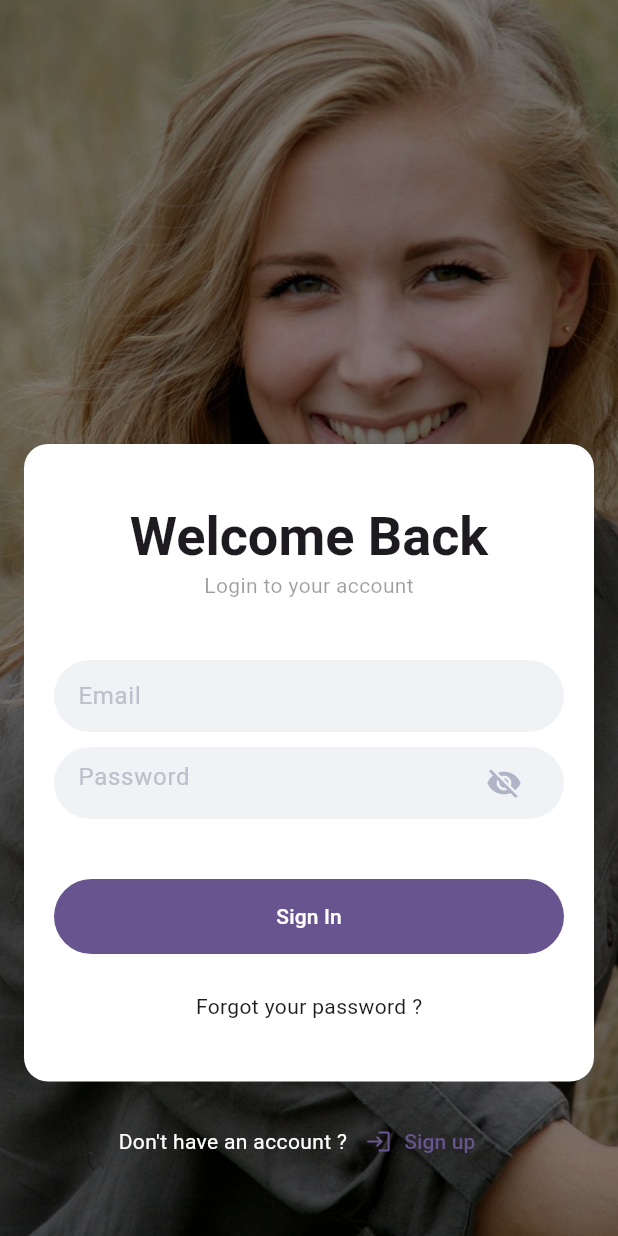
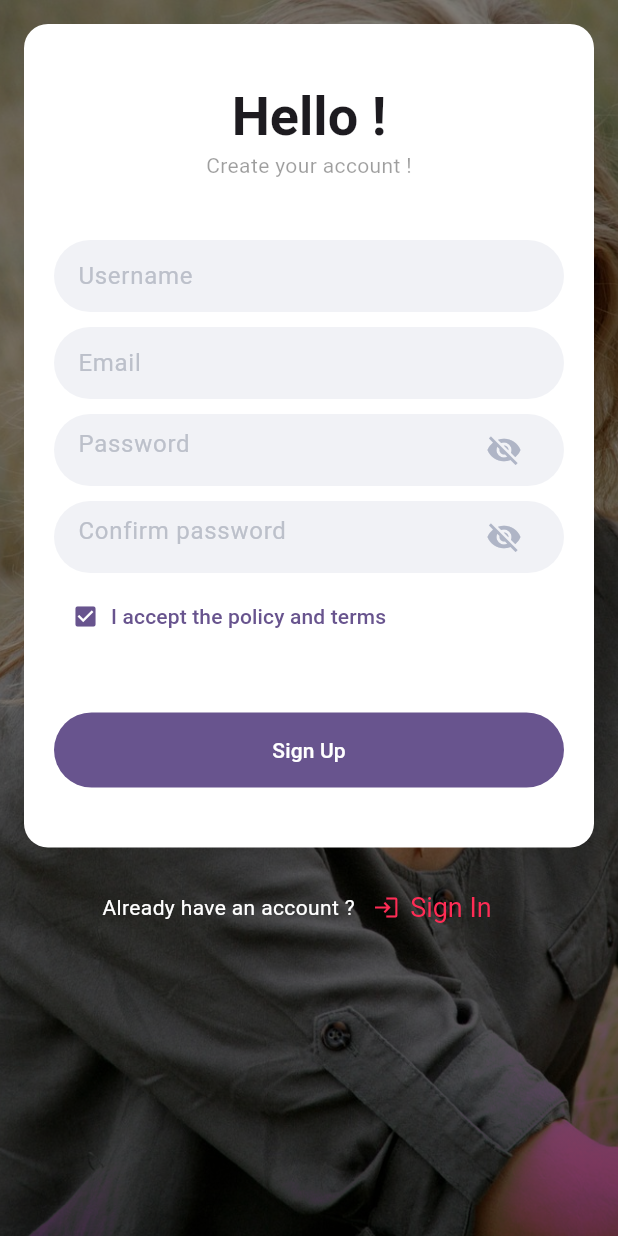
Before and after one commit to Jeremi-Koloma/my_social_media, a Flutter app: the screen it shows after launch, on a phone screen of 412 x 824 dp. Run offline on Flutter 3.47's test engine with Material 2 defaults, Android fonts, the phone set to English and light mode, and no system bars; our stand-ins replace get.

Commit message:
Register UI OKAY but no validate

```diff
--- a/lib/background_image.dart
+++ b/lib/background_image.dart
@@ -5,12 +5,20 @@ class BackgroundImage extends StatelessWidget {
 
   @override
   Widget build(BuildContext context) {
-    return Container(
-      decoration: const BoxDecoration(
-        image: DecorationImage(
-          image: AssetImage("assets/images/smile_bg.jpg"),
-          fit: BoxFit.cover,
-          colorFilter: ColorFilter.mode(Colors.black45, BlendMode.darken),
+    return ShaderMask(
+      shaderCallback: (bounds) => const LinearGradient(
+              colors: [Color(0xffFF2C55), Color(0xff8E9198)],
+              begin: Alignment.bottomCenter,
+              end: Alignment.center)
+          .createShader(bounds),
+      blendMode: BlendMode.darken,
+      child: Container(
+        decoration: const BoxDecoration(
+          image: DecorationImage(
+            image: AssetImage("assets/images/smile_bg.jpg"),
+            fit: BoxFit.cover,
+            colorFilter: ColorFilter.mode(Colors.black45, BlendMode.darken),
+          ),
         ),
       ),
     );
--- a/lib/login/login_page.dart
+++ b/lib/login/login_page.dart
@@ -2,6 +2,7 @@ import 'package:flutter/material.dart';
 import 'package:get/get.dart';
 import 'package:my_social_media/background_image.dart';
 import 'package:my_social_media/login/login_controller.dart';
+import 'package:my_social_media/register/register_page.dart';
 
 class LoginPage extends StatelessWidget {
   const LoginPage({super.key});
@@ -41,9 +42,8 @@ class LoginPage extends StatelessWidget {
                         children: [
                           Text(
                             "Welcome Back",
-                            style: textTheme.displaySmall!.copyWith(
-                                //color: Colors.deepPurple,
-                                fontWeight: FontWeight.bold),
+                            style: textTheme.displaySmall!
+                                .copyWith(fontWeight: FontWeight.bold),
                           ),
                           const Text(
                             "Login to your account",
@@ -137,9 +137,15 @@ class LoginPage extends StatelessWidget {
                           ),
                         ),
                         TextButton.icon(
-                          onPressed: () {},
+                          onPressed: () {
+                            Get.off(() => const RegisterPage());
+                          },
                           icon: const Icon(Icons.login),
-                          label: const Text("Sign up"),
+                          label: const Text("Sign Up"),
+                          style: TextButton.styleFrom(
+                            foregroundColor: const Color(0xffFF2C55),
+                            textStyle: const TextStyle(fontSize: 18.0),
+                          ),
                         ),
                       ],
                     ),
--- a/lib/main.dart
+++ b/lib/main.dart
@@ -1,5 +1,7 @@
 import 'package:flutter/material.dart';
+import 'package:get/route_manager.dart';
 import 'package:my_social_media/login/login_page.dart';
+import 'package:my_social_media/register/register_page.dart';
 
 void main() {
   runApp(const MyApp());
@@ -11,7 +13,7 @@ class MyApp extends StatelessWidget {
   // This widget is the root of your application.
   @override
   Widget build(BuildContext context) {
-    return MaterialApp(
+    return GetMaterialApp(
       title: 'Flutter Demo',
       debugShowCheckedModeBanner: false,
       theme: ThemeData(
@@ -19,7 +21,7 @@ class MyApp extends StatelessWidget {
             seedColor: Colors.deepPurple, brightness: Brightness.light),
         useMaterial3: true,
       ),
-      home: const LoginPage(),
+      home: const RegisterPage(),
     );
   }
 }
--- /dev/null
+++ b/lib/register/register_controller.dart
@@ -0,0 +1,6 @@
+import 'package:get/state_manager.dart';
+
+class RegisterController {
+  // une variable de type pour afficher et cacher le mots de passe
+  RxBool showPasswordEye = false.obs;
+}
--- /dev/null
+++ b/lib/register/register_page.dart
@@ -0,0 +1,235 @@
+import 'package:flutter/material.dart';
+import 'package:get/get.dart';
+import 'package:my_social_media/background_image.dart';
+import 'package:my_social_media/login/login_page.dart';
+import 'package:my_social_media/register/register_controller.dart';
+
+class RegisterPage extends StatelessWidget {
+  const RegisterPage({super.key});
+
+  @override
+  Widget build(BuildContext context) {
+    // Le thème de couleur de notre application
+    final textTheme = Theme.of(context).textTheme;
+    // créons une instance de notre controller
+    var controller = RegisterController();
+    return SafeArea(
+      child: Stack(
+        children: [
+          const BackgroundImage(),
+          Scaffold(
+            backgroundColor: Colors.transparent,
+            body: SingleChildScrollView(
+              child: Column(
+                children: [
+                  Container(
+                    margin: const EdgeInsets.all(16.0),
+                    width: double.infinity,
+                    padding: const EdgeInsets.only(
+                        top: 40.0, bottom: 40.0, left: 20.0, right: 20.0),
+                    decoration: const BoxDecoration(
+                      color: Colors.white,
+                      borderRadius: BorderRadius.all(
+                        Radius.circular(16.0),
+                      ),
+                    ),
+                    child: Column(
+                      crossAxisAlignment: CrossAxisAlignment.start,
+                      children: [
+                        SizedBox(
+                          width: double.infinity,
+                          child: Column(
+                            crossAxisAlignment: CrossAxisAlignment.center,
+                            children: [
+                              Text(
+                                "Hello !",
+                                style: textTheme.displaySmall!.copyWith(
+                                  fontWeight: FontWeight.bold,
+                                ),
+                              ),
+                              const Text(
+                                "Create your account !",
+                                style: TextStyle(
+                                  color: Colors.black38,
+                                ),
+                              ),
+                            ],
+                          ),
+                        ),
+                        const SizedBox(
+                          height: 40.0,
+                        ),
+                        Container(
+                          padding:
+                              const EdgeInsets.only(left: 16.0, right: 16.0),
+                          decoration: const BoxDecoration(
+                            color: Color(0xffF1F2F6),
+                            borderRadius: BorderRadius.all(
+                              Radius.circular(50.0),
+                            ),
+                          ),
+                          child: TextFormField(
+                            decoration: const InputDecoration(
+                              hintText: "Username",
+                              hintStyle: TextStyle(
+                                color: Color(0xffBCC0CA),
+                              ),
+                              border: InputBorder.none,
+                            ),
+                          ),
+                        ),
+                        const SizedBox(
+                          height: 10.0,
+                        ),
+                        Container(
+                          padding:
+                              const EdgeInsets.only(left: 16.0, right: 16.0),
+                          decoration: const BoxDecoration(
+                            color: Color(0xffF1F2F6),
+                            borderRadius: BorderRadius.all(
+                              Radius.circular(50.0),
+                            ),
+                          ),
+                          child: TextFormField(
+                            decoration: const InputDecoration(
+                              hintText: "Email",
+                              hintStyle: TextStyle(
+                                color: Color(0xffBCC0CA),
+                              ),
+                              border: InputBorder.none,
+                            ),
+                          ),
+                        ),
+                        const SizedBox(
+                          height: 10.0,
+                        ),
+                        Container(
+                          padding:
+                              const EdgeInsets.only(left: 16.0, right: 16.0),
+                          decoration: const BoxDecoration(
+                            color: Color(0xffF1F2F6),
+                            borderRadius: BorderRadius.all(
+                              Radius.circular(50.0),
+                            ),
+                          ),
+                          child: Obx(() {
+                            return TextFormField(
+                              obscureText: true,
+                              decoration: InputDecoration(
+                                hintText: "Password",
+                                hintStyle: const TextStyle(
+                                  color: Color(0xffBCC0CA),
+                                ),
+                                border: InputBorder.none,
+                                suffixIcon: IconButton(
+                                  onPressed: () {
+                                    // écoutons le clique de l'icon
+                                    controller.showPasswordEye.toggle();
+                                  },
+                                  icon: controller.showPasswordEye.value
+                                      ? const Icon(
+                                          Icons.visibility,
+                                          color: Color(0xffAFB5C6),
+                                        )
+                                      : const Icon(
+                                          Icons.visibility_off,
+                                          color: Color(0xffAFB5C6),
+                                        ),
+                                ),
+                              ),
+                            );
+                          }),
+                        ),
+                        const SizedBox(
+                          height: 10.0,
+                        ),
+                        Container(
+                          padding:
+                              const EdgeInsets.only(left: 16.0, right: 16.0),
+                          decoration: const BoxDecoration(
+                            color: Color(0xffF1F2F6),
+                            borderRadius: BorderRadius.all(
+                              Radius.circular(50.0),
+                            ),
+                          ),
+                          child: Obx(() {
+                            return TextFormField(
+                              obscureText: true,
+                              decoration: InputDecoration(
+                                hintText: "Confirm password",
+                                hintStyle: const TextStyle(
+                                  color: Color(0xffBCC0CA),
+                                ),
+                                border: InputBorder.none,
+                                suffixIcon: IconButton(
+                                  onPressed: () {
+                                    // écoutons le clique de l'icon
+                                    controller.showPasswordEye.toggle();
+                                  },
+                                  icon: controller.showPasswordEye.value
+                                      ? const Icon(
+                                          Icons.visibility,
+                                          color: Color(0xffAFB5C6),
+                                        )
+                                      : const Icon(
+                                          Icons.visibility_off,
+                                          color: Color(0xffAFB5C6),
+                                        ),
+                                ),
+                              ),
+                            );
+                          }),
+                        ),
+                        const SizedBox(
+                          height: 5.0,
+                        ),
+                        TextButton.icon(
+                          onPressed: () {},
+                          icon: const Icon(Icons.check_box),
+                          label: const Text("I accept the policy and terms"),
+                        ),
+                        const SizedBox(
+                          height: 40.0,
+                        ),
+                        SizedBox(
+                          height: 50.0,
+                          width: double.infinity,
+                          child: FilledButton(
+                            onPressed: () {},
+                            child: const Text("Sign Up"),
+                          ),
+                        ),
+                      ],
+                    ),
+                  ),
+                  Row(
+                    mainAxisAlignment: MainAxisAlignment.center,
+                    children: [
+                      const Text(
+                        "Already have an account ?",
+                        style: TextStyle(
+                          color: Colors.white,
+                        ),
+                      ),
+                      TextButton.icon(
+                        onPressed: () {
+                          Get.off(() => const LoginPage());
+                        },
+                        icon: const Icon(Icons.login),
+                        label: const Text("Sign In"),
+                        style: TextButton.styleFrom(
+                          foregroundColor: const Color(0xffFF2C55),
+                          textStyle: const TextStyle(fontSize: 18.0),
+                        ),
+                      ),
+                    ],
+                  ),
+                ],
+              ),
+            ),
+          ),
+        ],
+      ),
+    );
+  }
+}
```
